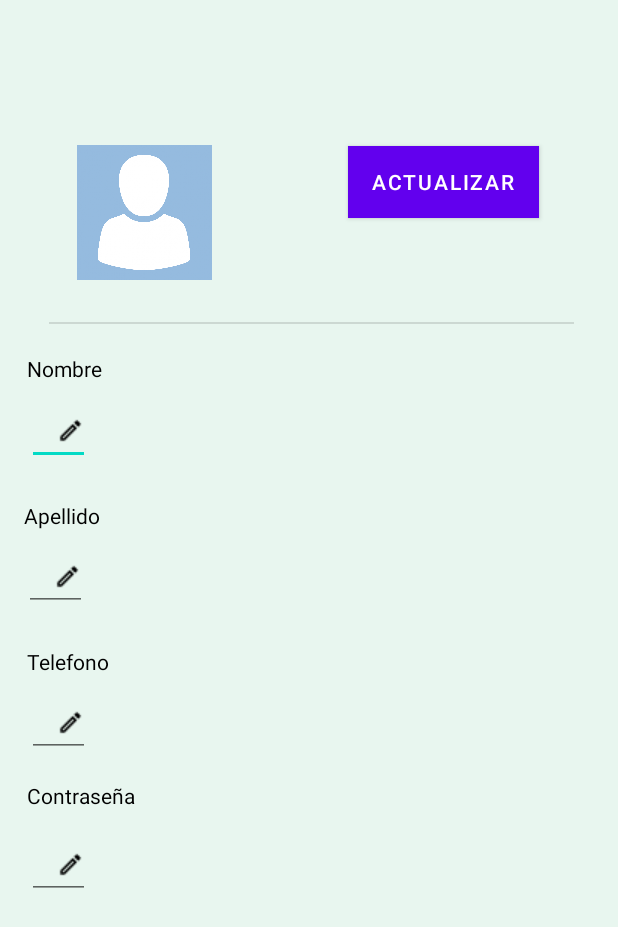
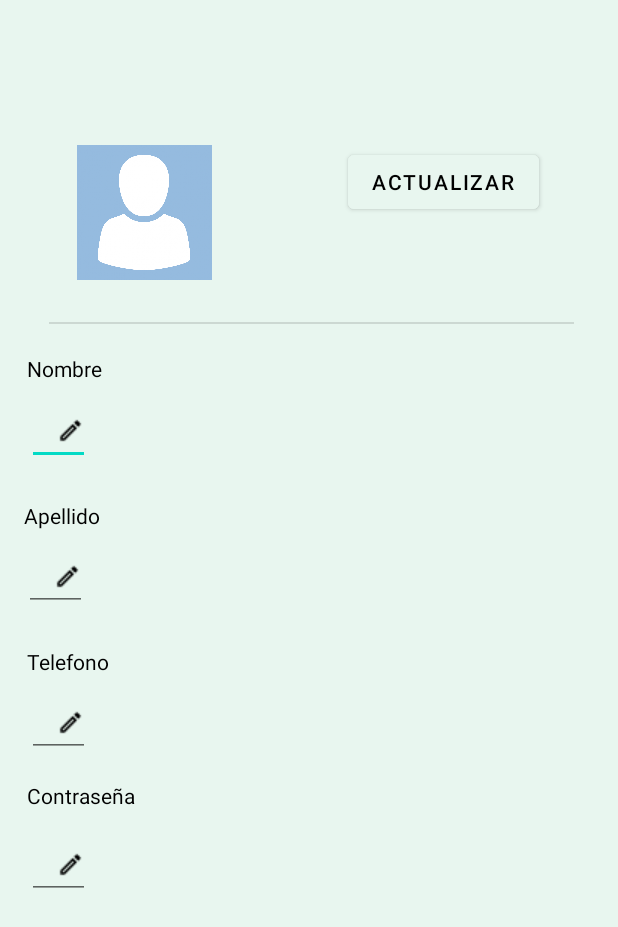
Before and after one commit to olvera93/AndroidStudio_Carpool, an Android app: the layout activity_ver_perfil.xml on its own in the app's theme, with its tools: preview values and no code run, on a phone screen of 412 x 824 dp. Shown: the top 927 px of the screen. Run offline under Robolectric (Android 15) with nearby library versions, the phone set to English and light mode, and no system bars.

Commit message:
Cambio boton

```diff
--- a/app/src/main/res/layout/activity_ver_perfil.xml
+++ b/app/src/main/res/layout/activity_ver_perfil.xml
@@ -150,6 +150,7 @@
 
     <Button
         android:id="@+id/Actualizar"
+
         android:layout_width="wrap_content"
         android:layout_height="wrap_content"
         android:text="@string/Actbtn"
@@ -159,7 +160,8 @@
         app:layout_constraintStart_toEndOf="@+id/imageView2"
         app:layout_constraintTop_toTopOf="parent"
         app:layout_constraintVertical_bias="0.584"
-        android:background="@color/Backgroundgrey"/>
+        android:textColor="@color/black"
+        android:backgroundTint="@color/Backgroundgrey"/>
 
     <androidx.constraintlayout.widget.Barrier
         android:layout_width="wrap_content"
```
